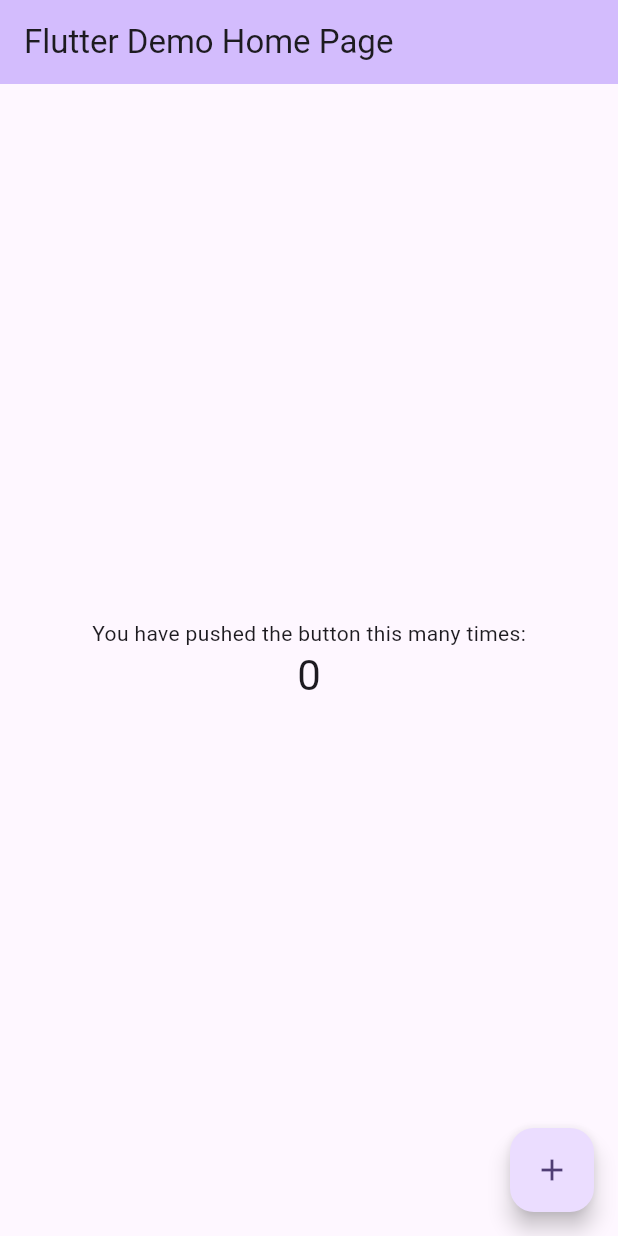
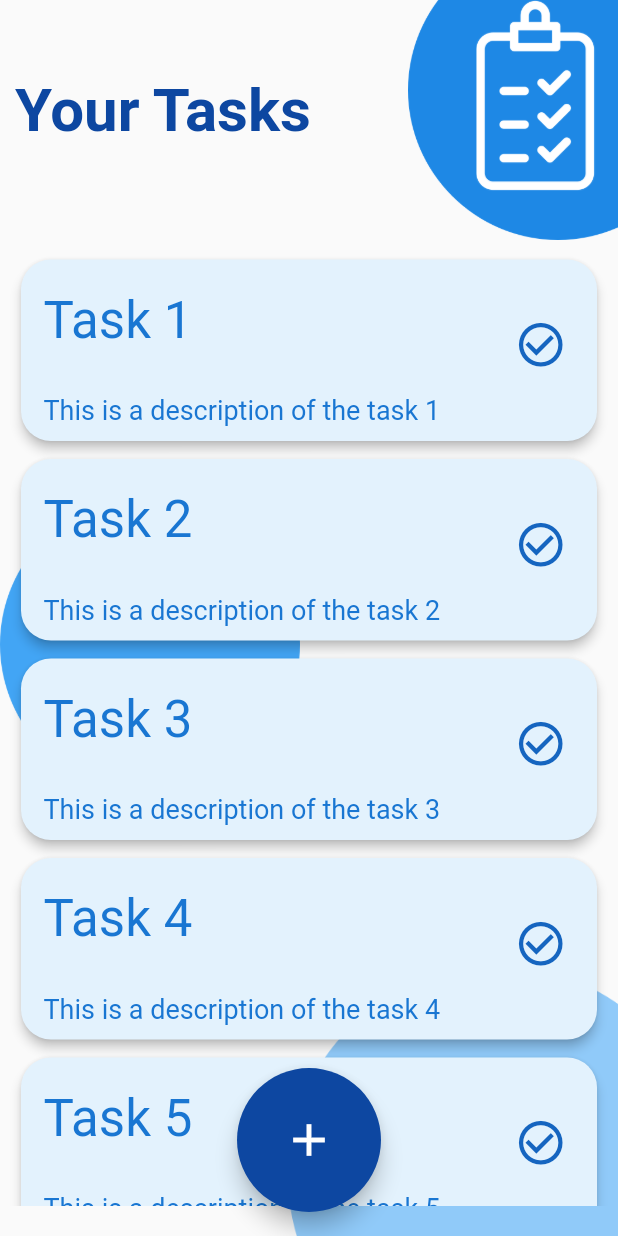
Before and after one commit to UlisesChopin16/task_manager, a Flutter app: the screen it shows after launch, on a phone screen of 412 x 824 dp. Run offline on Flutter 3.47's test engine with Material 3 defaults, Android fonts, the phone set to English and light mode, and no system bars.

```diff
--- /dev/null
+++ b/lib/Components/card_component.dart
@@ -0,0 +1,91 @@
+import 'package:flutter/material.dart';
+class CardComponent extends StatelessWidget {
+
+  final int index;
+
+  final Widget check;
+
+  const CardComponent({
+    required this.index,
+    required this.check,
+    Key? key
+  }) : super(key: key);
+
+  @override
+  Widget build(BuildContext context){
+    return cardTask(index);
+  }
+
+  cardTask(int index){
+    return Padding(
+      padding: const EdgeInsets.symmetric(
+        horizontal: 10,
+        vertical: 2
+      ),
+      child: Card(
+        elevation: 3,
+        color: Colors.blue[50],
+        shape: RoundedRectangleBorder(
+          borderRadius: BorderRadius.circular(20)
+        ),
+        child: Padding(
+          padding: const EdgeInsets.only(
+            left: 15,
+            bottom: 10,
+            right: 15
+          ),
+          child: Row(
+            crossAxisAlignment: CrossAxisAlignment.center,
+            children: [
+              taskInfo(index),
+              // Check
+              check
+            ],
+          )
+        ),
+      ),
+    );
+  }
+
+  taskInfo(int index){
+    return Expanded(
+      child: Column(
+        crossAxisAlignment: CrossAxisAlignment.start,
+        children: [
+          // Titulo
+          Padding(
+            padding: const EdgeInsets.only(top: 20.0),
+            child: cardText(
+              text: 'Task $index',
+              fontSize: 34,
+            ),
+          ),
+          const SizedBox(height: 30),
+          // Descripcion
+          cardText(
+            text: 'This is a description of the task $index',
+            fontSize: 18,
+          )
+        ]
+      ),
+    );
+  }
+
+  Widget cardText({
+    required String text,
+    required double fontSize,
+  }){
+    return Text(
+      text,
+      maxLines: 1,
+      overflow: TextOverflow.ellipsis,
+      style: TextStyle(
+        fontSize: fontSize,
+        color: Colors.blue[700],
+      ),
+    );
+  }
+
+
+
+}
--- /dev/null
+++ b/lib/Views/tasks_view.dart
@@ -0,0 +1,205 @@
+import 'package:flutter/material.dart';
+import 'package:task_manager/Components/card_component.dart';
+
+class TasksView extends StatefulWidget {
+  const TasksView({ Key? key }) : super(key: key);
+
+  @override
+  _TasksViewState createState() => _TasksViewState();
+}
+
+class _TasksViewState extends State<TasksView> {
+
+  bool isCompleted = false;
+
+  double _width = 0.0;
+  double _height = 0.0;
+
+  double? top;
+  double? left;
+  double? right;
+
+  int _index = 15;
+
+  // metodo para obtener el ancho y el largo de la pantalla
+  void _getScreenSize(){
+    _width = MediaQuery.of(context).size.width;
+    _height = MediaQuery.of(context).size.height;
+  }
+
+  @override
+  Widget build(BuildContext context) {
+    _getScreenSize();
+    return Scaffold(
+      floatingActionButton: FloatingActionButton.large(
+        backgroundColor: Colors.blue[900],
+        onPressed: (){},
+        child: const Icon(Icons.add),
+      ),
+      floatingActionButtonLocation: FloatingActionButtonLocation.centerFloat,
+      body: SafeArea(
+        child: Stack(
+          alignment: Alignment.center,
+          children: [
+            circle1(),
+            taskIcon(),
+            circle2(),
+            circle3(),
+            Positioned(
+              top: 0,
+              left: 0,
+              right: 0,
+              bottom: 20,
+              child: Column(
+                mainAxisAlignment: MainAxisAlignment.start,
+                crossAxisAlignment: CrossAxisAlignment.start,
+                children: [
+                  title(),
+                  const SizedBox(height: 20),
+                  listTasks(),
+                ],
+
+              ),
+            )
+          ],
+        ),
+      ),
+    );
+  }
+
+  taskIcon() {
+    if(_index == 0){
+      setState(() {
+        top = _height * 0.3;
+        left = _width / 3;
+      });
+    }else{
+      setState(() {
+        top = 0;
+        left = null;
+        right = 15;
+      });
+    }
+    return Positioned(
+      top: top,
+      left: left,
+      right: right,
+      child: _index > 0 ? image() : Column(
+        crossAxisAlignment: CrossAxisAlignment.center,
+        mainAxisAlignment: MainAxisAlignment.center,
+        children: [
+          image(),
+          const SizedBox(height: 10),
+          SizedBox(
+            width: 150,
+            child: Text(
+              'No tienes ninguna tarea',
+              textAlign: TextAlign.center,
+              style: TextStyle(
+                fontSize: 15,
+                color: Colors.blue[300]
+              ),
+            ),
+          )
+        ],
+      ),
+    );
+  }
+
+  image(){
+    return Image.asset(
+      'assets/images/task_icon.png',
+      width: _index == 0 ? 150 : 80,
+      color: _index == 0 ? Colors.blue[200]!.withOpacity(0.5) : Colors.white,
+      fit: BoxFit.fitWidth,
+    );
+  }
+
+  circle1() {
+    return Positioned(
+      top: -40,
+      right: -60,
+      child: Image.asset(
+        'assets/images/circulo.png',
+        width: 200,
+        color: Colors.blue[600],
+        fit: BoxFit.fitWidth,
+      ),
+    );
+  }
+
+  circle2() {
+    return Positioned(
+      top: _height * 0.4,
+      left: 0,
+      child: _index == 0 ? const SizedBox() : Image.asset(
+        'assets/images/circulo.png',
+        width: 200,
+        color: Colors.blue[400],
+        fit: BoxFit.fitWidth,
+      ),
+    );
+  }
+
+  circle3() {
+    return Positioned(
+      bottom: -100,
+      right: -60,
+      child: Image.asset(
+        'assets/images/circulo.png',
+        width: 280,
+        color: Colors.blue[200],
+        fit: BoxFit.fitWidth,
+      ),
+    );
+  }
+
+  title() {
+    return Padding(
+      padding: const EdgeInsets.symmetric(
+        horizontal: 10.0,
+        vertical: 50.0
+      ),
+      child: Text(
+        'Your Tasks',
+        style: TextStyle(
+          fontSize: 40,
+          fontWeight: FontWeight.bold,
+          color: Colors.blue[900]
+        ),
+      ),
+    );
+  }
+
+  listTasks(){
+    return Expanded(
+      child: ListView.builder(
+        padding: const EdgeInsets.only(bottom: 100),
+        itemCount: _index,
+        itemBuilder: (context, index){
+          return CardComponent(
+            index: index + 1,
+            check: cardCheckCompleted(),
+          );
+        },
+      ),
+    );
+  }
+
+  cardCheckCompleted(){
+    return IconButton(
+      onPressed: (){
+        setState(() {
+          isCompleted = !isCompleted;
+        });
+      },
+      icon: Icon(
+        isCompleted ? Icons.check_circle : Icons.check_circle_outline,
+        color: isCompleted ? Colors.green : Colors.blue[800],
+        size: 35,
+      ),
+    );
+  }
+
+
+}
--- a/lib/main.dart
+++ b/lib/main.dart
@@ -1,4 +1,6 @@
 import 'package:flutter/material.dart';
+import 'package:task_manager/Views/principal_view.dart';
+import 'package:task_manager/Views/tasks_view.dart';
 
 void main() {
   runApp(const MyApp());
@@ -11,115 +13,14 @@ class MyApp extends StatelessWidget {
   @override
   Widget build(BuildContext context) {
     return MaterialApp(
+      debugShowCheckedModeBanner: false,
       title: 'Flutter Demo',
       theme: ThemeData(
-        // This is the theme of your application.
-        //
-        // TRY THIS: Try running your application with "flutter run". You'll see
-        // the application has a purple toolbar. Then, without quitting the app,
-        // try changing the seedColor in the colorScheme below to Colors.green
-        // and then invoke "hot reload" (save your changes or press the "hot
-        // reload" button in a Flutter-supported IDE, or press "r" if you used
-        // the command line to start the app).
-        //
-        // Notice that the counter didn't reset back to zero; the application
-        // state is not lost during the reload. To reset the state, use hot
-        // restart instead.
-        //
-        // This works for code too, not just values: Most code changes can be
-        // tested with just a hot reload.
-        colorScheme: ColorScheme.fromSeed(seedColor: Colors.deepPurple),
-        useMaterial3: true,
+        colorScheme: ColorScheme.fromSeed(seedColor: Colors.blue),
+        useMaterial3: false,
       ),
-      home: const MyHomePage(title: 'Flutter Demo Home Page'),
+      // home: const PrincipalView(),
+      home: const TasksView(),
     );
   }
 }
-
-class MyHomePage extends StatefulWidget {
-  const MyHomePage({super.key, required this.title});
-
-  // This widget is the home page of your application. It is stateful, meaning
-  // that it has a State object (defined below) that contains fields that affect
-  // how it looks.
-
-  // This class is the configuration for the state. It holds the values (in this
-  // case the title) provided by the parent (in this case the App widget) and
-  // used by the build method of the State. Fields in a Widget subclass are
-  // always marked "final".
-
-  final String title;
-
-  @override
-  State<MyHomePage> createState() => _MyHomePageState();
-}
-
-class _MyHomePageState extends State<MyHomePage> {
-  int _counter = 0;
-
-  void _incrementCounter() {
-    setState(() {
-      // This call to setState tells the Flutter framework that something has
-      // changed in this State, which causes it to rerun the build method below
-      // so that the display can reflect the updated values. If we changed
-      // _counter without calling setState(), then the build method would not be
-      // called again, and so nothing would appear to happen.
-      _counter++;
-    });
-  }
-
-  @override
-  Widget build(BuildContext context) {
-    // This method is rerun every time setState is called, for instance as done
-    // by the _incrementCounter method above.
-    //
-    // The Flutter framework has been optimized to make rerunning build methods
-    // fast, so that you can just rebuild anything that needs updating rather
-    // than having to individually change instances of widgets.
-    return Scaffold(
-      appBar: AppBar(
-        // TRY THIS: Try changing the color here to a specific color (to
-        // Colors.amber, perhaps?) and trigger a hot reload to see the AppBar
-        // change color while the other colors stay the same.
-        backgroundColor: Theme.of(context).colorScheme.inversePrimary,
-        // Here we take the value from the MyHomePage object that was created by
-        // the App.build method, and use it to set our appbar title.
-        title: Text(widget.title),
-      ),
-      body: Center(
-        // Center is a layout widget. It takes a single child and positions it
-        // in the middle of the parent.
-        child: Column(
-          // Column is also a layout widget. It takes a list of children and
-          // arranges them vertically. By default, it sizes itself to fit its
-          // children horizontally, and tries to be as tall as its parent.
-          //
-          // Column has various properties to control how it sizes itself and
-          // how it positions its children. Here we use mainAxisAlignment to
-          // center the children vertically; the main axis here is the vertical
-          // axis because Columns are vertical (the cross axis would be
-          // horizontal).
-          //
-          // TRY THIS: Invoke "debug painting" (choose the "Toggle Debug Paint"
-          // action in the IDE, or press "p" in the console), to see the
-          // wireframe for each widget.
-          mainAxisAlignment: MainAxisAlignment.center,
-          children: <Widget>[
-            const Text(
-              'You have pushed the button this many times:',
-            ),
-            Text(
-              '$_counter',
-              style: Theme.of(context).textTheme.headlineMedium,
-            ),
-          ],
-        ),
-      ),
-      floatingActionButton: FloatingActionButton(
-        onPressed: _incrementCounter,
-        tooltip: 'Increment',
-        child: const Icon(Icons.add),
-      ), // This trailing comma makes auto-formatting nicer for build methods.
-    );
-  }
-}
```
Also changed, not shown: lib/Views/principal_view.dart (added, +138 -0 lines), pubspec.yaml (+6 -2 lines), assets/images/circulo.png (added), assets/images/task_icon.png (added), pubspec.lock.
